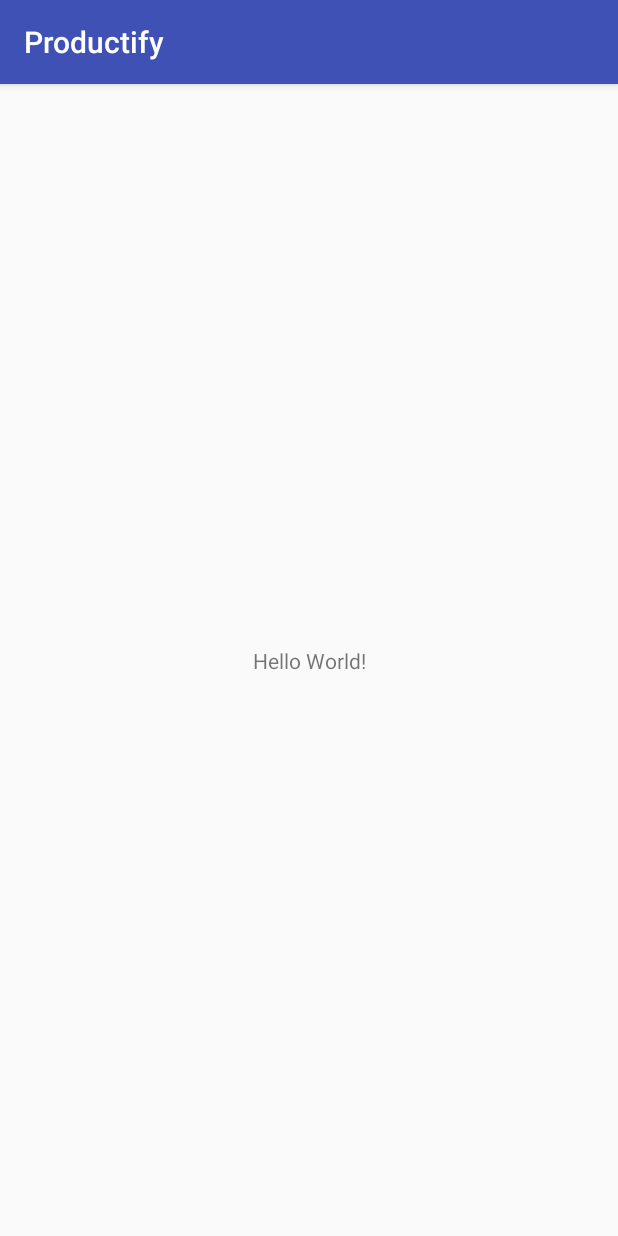
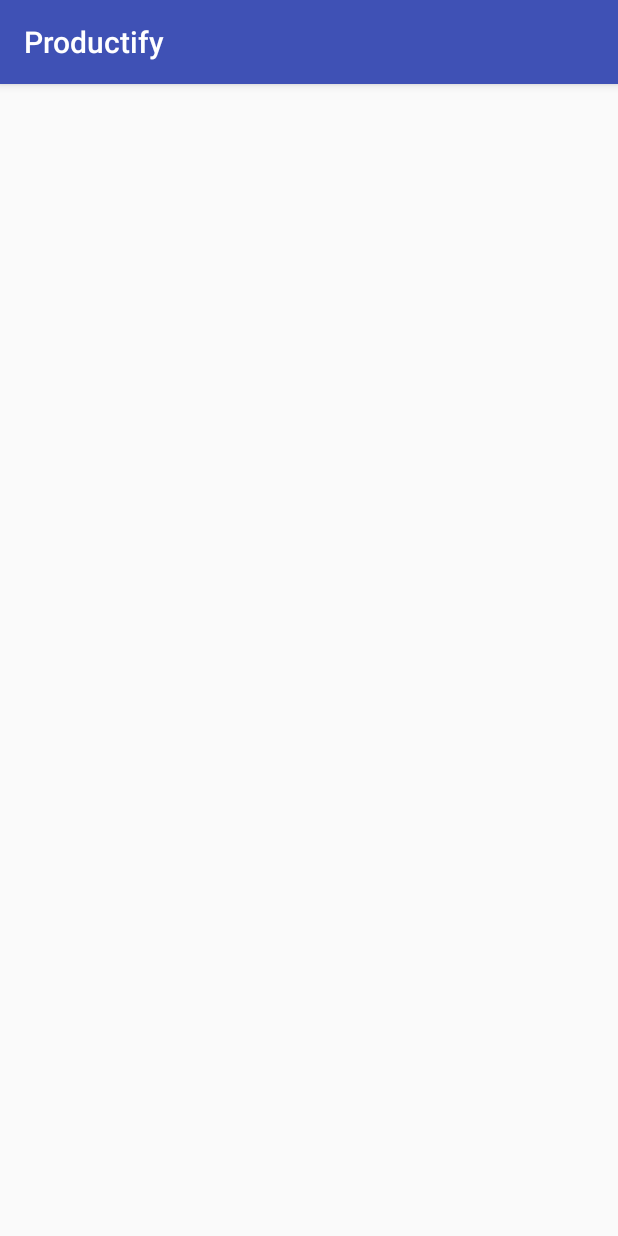
Before and after one commit to AMPITUP19/Productify, an Android app: the screen it shows after launch (MainActivity), on a phone screen of 412 x 824 dp. Run offline under Robolectric (Android 15) with nearby library versions, the phone set to English and light mode, and no system bars.

Commit message:
Hi friends

```diff
--- a/app/build.gradle
+++ b/app/build.gradle
@@ -25,4 +25,5 @@ dependencies {
     testImplementation 'junit:junit:4.12'
     androidTestImplementation 'com.android.support.test:runner:1.0.1'
     androidTestImplementation 'com.android.support.test.espresso:espresso-core:3.0.1'
+    implementation 'com.android.support:recyclerview-v7:26.1.0'
 }
--- a/app/src/main/AndroidManifest.xml
+++ b/app/src/main/AndroidManifest.xml
@@ -16,6 +16,7 @@
                 <category android:name="android.intent.category.LAUNCHER" />
             </intent-filter>
         </activity>
+        <activity android:name=".Assignment"></activity>
     </application>
 
 </manifest>
--- a/app/src/main/res/layout/activity_main.xml
+++ b/app/src/main/res/layout/activity_main.xml
@@ -6,13 +6,4 @@
     android:layout_height="match_parent"
     tools:context="com.example.nag.productify.MainActivity">
 
-    <TextView
-        android:layout_width="wrap_content"
-        android:layout_height="wrap_content"
-        android:text="Hello World!"
-        app:layout_constraintBottom_toBottomOf="parent"
-        app:layout_constraintLeft_toLeftOf="parent"
-        app:layout_constraintRight_toRightOf="parent"
-        app:layout_constraintTop_toTopOf="parent" />
-
 </android.support.constraint.ConstraintLayout>
```
